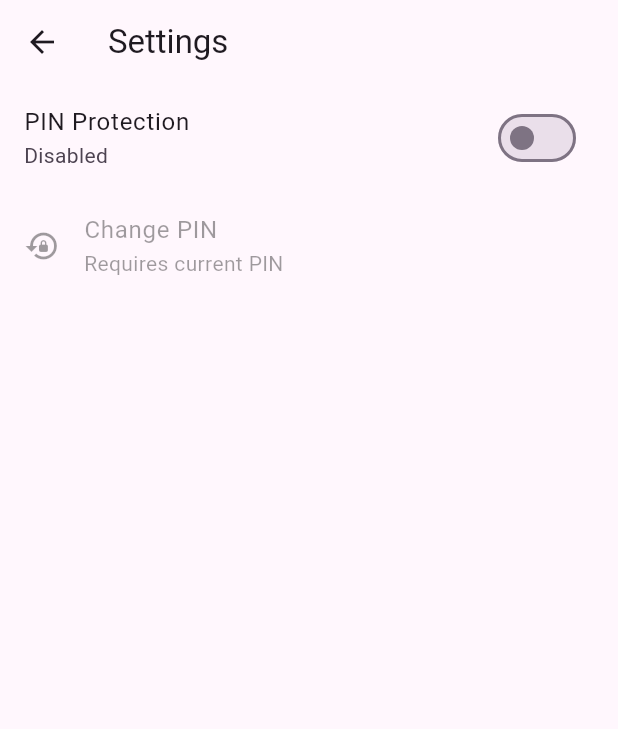
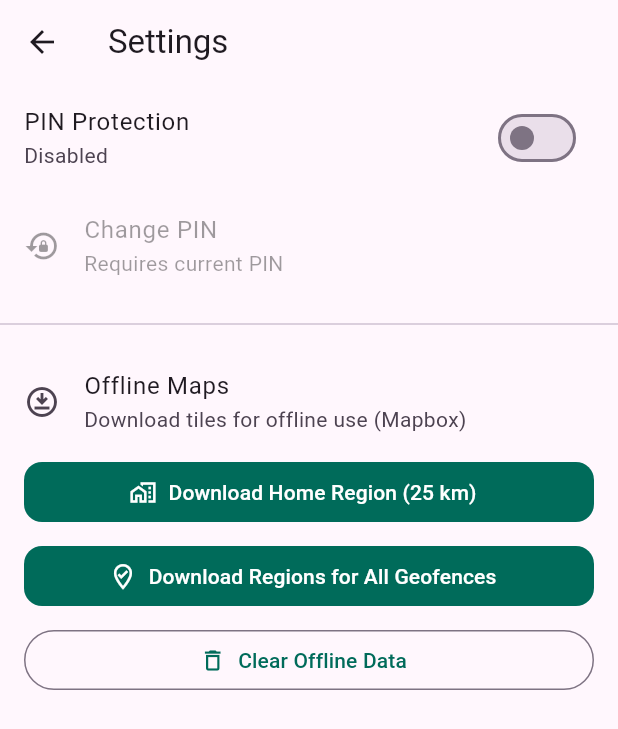
Before and after one commit to johndelrosario-create/Intelliboro, a Flutter app: the SettingsView screen opened directly, on a phone screen of 412 x 824 dp. Shown: the top 729 px of the screen. Run offline on Flutter 3.47's test engine with Material 3 defaults, Android fonts, the phone set to English and light mode, and no system bars; our stand-ins replace flutter_local_notifications, flutter_secure_storage, flutter_timezone, flutter_tts, geolocator, native_geofence and 6 more; missing offline and left inert: mapbox_maps_flutter; accounts and stored records are empty.

Commit message:
Add ability to download map offline

```diff
--- a/lib/views/settings_view.dart
+++ b/lib/views/settings_view.dart
@@ -1,5 +1,7 @@
 import 'package:flutter/material.dart';
 import 'package:intelliboro/services/pin_service.dart';
+import 'package:intelliboro/services/offline_map_service.dart';
+import 'package:intelliboro/services/geofence_storage.dart';
 
 class SettingsView extends StatefulWidget {
   const SettingsView({super.key});
@@ -12,6 +14,7 @@ class _SettingsViewState extends State<SettingsView> {
   bool _loading = true;
   bool _pinEnabled = false;
   String? _status;
+  bool _offlineBusy = false;
 
   @override
   void initState() {
@@ -113,6 +116,87 @@ class _SettingsViewState extends State<SettingsView> {
             title: const Text('Change PIN'),
             subtitle: const Text('Requires current PIN'),
             onTap: _pinEnabled ? _changePin : null,
+          ),
+          const Divider(height: 32),
+          ListTile(
+            leading: const Icon(Icons.download_for_offline_outlined),
+            title: const Text('Offline Maps'),
+            subtitle: const Text('Download tiles for offline use (Mapbox)'),
+          ),
+          Padding(
+            padding: const EdgeInsets.symmetric(horizontal: 16.0),
+            child: Column(
+              crossAxisAlignment: CrossAxisAlignment.stretch,
+              children: [
+                FilledButton.icon(
+                  onPressed: _offlineBusy
+                      ? null
+                      : () async {
+                          setState(() {
+                            _offlineBusy = true;
+                            _status = 'Initializing offline service...';
+                          });
+                          try {
+                            await OfflineMapService().init(styleUri: 'mapbox://styles/mapbox/streets-v12');
+                            await OfflineMapService().ensureHomeRegion();
+                            setState(() => _status = 'Home region (25km, z8-16) queued.');
+                          } catch (e) {
+                            setState(() => _status = 'Offline init/download failed: $e');
+                          } finally {
+                            setState(() => _offlineBusy = false);
+                          }
+                        },
+                  icon: const Icon(Icons.home_work_outlined),
+                  label: const Text('Download Home Region (25 km)'),
+                ),
+                const SizedBox(height: 8),
+                FilledButton.icon(
+                  onPressed: _offlineBusy
+                      ? null
+                      : () async {
+                          setState(() {
+                            _offlineBusy = true;
+                            _status = 'Queuing geofence regions...';
+                          });
+                          try {
+                            await OfflineMapService().init(styleUri: 'mapbox://styles/mapbox/streets-v12');
+                            final gfs = await GeofenceStorage().loadGeofences();
+                            for (final g in gfs) {
+                              await OfflineMapService().ensureRegionForGeofence(g);
+                            }
+                            setState(() => _status = 'Queued ${gfs.length} geofence regions (3km, z10-17).');
+                          } catch (e) {
+                            setState(() => _status = 'Failed to queue geofence regions: $e');
+                          } finally {
+                            setState(() => _offlineBusy = false);
+                          }
+                        },
+                  icon: const Icon(Icons.where_to_vote_outlined),
+                  label: const Text('Download Regions for All Geofences'),
+                ),
+                const SizedBox(height: 8),
+                OutlinedButton.icon(
+                  onPressed: _offlineBusy
+                      ? null
+                      : () async {
+                          setState(() {
+                            _offlineBusy = true;
+                            _status = 'Clearing offline data...';
+                          });
+                          try {
+                            await OfflineMapService().clearAll();
+                            setState(() => _status = 'Requested offline data clear.');
+                          } catch (e) {
+                            setState(() => _status = 'Failed to clear offline data: $e');
+                          } finally {
+                            setState(() => _offlineBusy = false);
+                          }
+                        },
+                  icon: const Icon(Icons.delete_outline),
+                  label: const Text('Clear Offline Data'),
+                ),
+              ],
+            ),
           ),
           if (_status != null)
             Padding(
```
Also changed, not shown: lib/main.dart (+12 -11 lines), lib/services/offline_map_service.dart (added, +110 -0 lines), lib/viewmodel/Geofencing/map_viewmodel.dart (+21 -0 lines).
